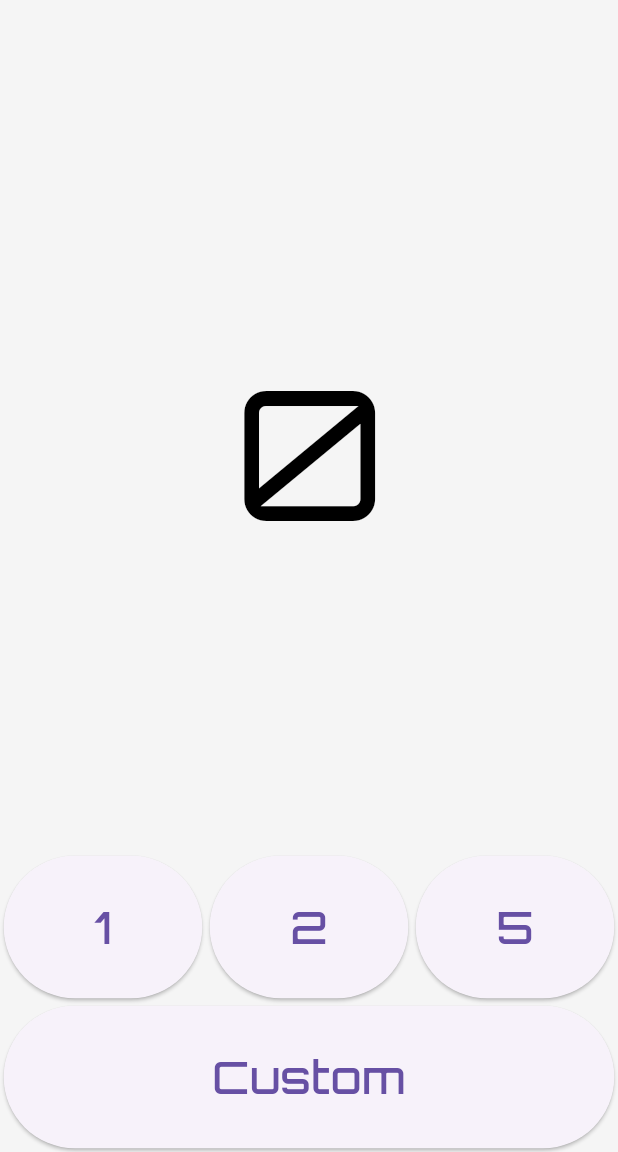
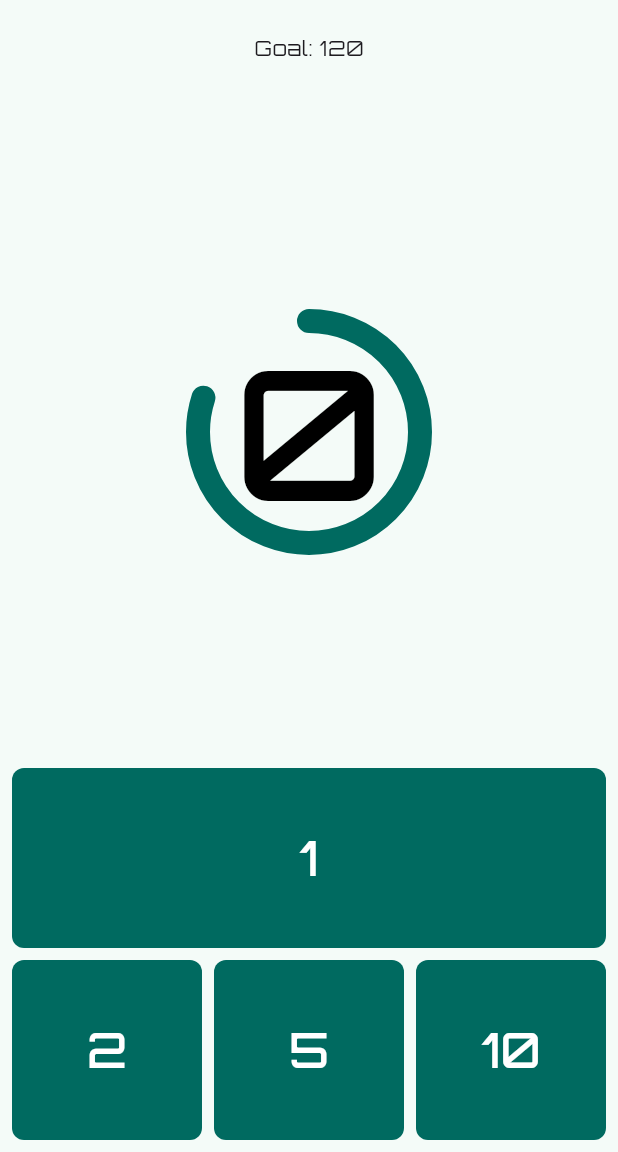
Before and after one commit to Wolgamonox/point-counter, a Flutter app: the screen it shows after launch, on a phone screen of 412 x 824 dp, the part 84-1236 px from its top. Run offline on Flutter 3.47's test engine with Material 3 defaults, Android fonts, the phone set to English and light mode, and no system bars; our stand-ins replace google_fonts.

```diff
--- a/lib/main.dart
+++ b/lib/main.dart
@@ -4,20 +4,27 @@ import 'package:flutter/material.dart';
 
 import 'package:google_fonts/google_fonts.dart';
 
+// import 'package:flutter/rendering.dart';
+
 void main() {
+  // debugPaintSizeEnabled=true;
   GoogleFonts.config.allowRuntimeFetching = false;
   runApp(const MyApp());
 }
 
 class MyApp extends StatelessWidget {
-  const MyApp({Key? key}) : super(key: key);
+  const MyApp({super.key});
 
   @override
   Widget build(BuildContext context) {
     return MaterialApp(
       title: 'Point counter',
       theme: ThemeData(
-        primarySwatch: Colors.teal,
+        useMaterial3: true,
+        colorScheme: ColorScheme.fromSeed(
+          seedColor: Colors.teal,
+          brightness: Brightness.light,
+        ),
         textTheme: GoogleFonts.orbitronTextTheme(),
       ),
       home: const HomePage(title: 'Point Counter'),
@@ -26,7 +33,7 @@ class MyApp extends StatelessWidget {
 }
 
 class HomePage extends StatefulWidget {
-  const HomePage({Key? key, required this.title}) : super(key: key);
+  const HomePage({super.key, required this.title});
 
   final String title;
 
@@ -34,12 +41,12 @@ class HomePage extends StatefulWidget {
   State<HomePage> createState() => _HomePageState();
 }
 
-// singletickerprovider thing is for the animation
+// single ticker provider thing is for the animation
 class _HomePageState extends State<HomePage>
     with SingleTickerProviderStateMixin {
   int _counter = 0;
 
-  int undoQueueSize = 10;
+  int undoQueueSize = 20;
   final Queue<int> _lastNumbers = Queue<int>();
 
   void _updateLastNumbers(int number) {
@@ -51,9 +58,6 @@ class _HomePageState extends State<HomePage>
 
   void _addToCounter(int num) {
     _updateLastNumbers(_counter);
-    _animationController.forward().then((value) {
-      _animationController.reverse();
-    });
     setState(() {
       _counter += num;
     });
@@ -72,25 +76,6 @@ class _HomePageState extends State<HomePage>
     setState(() {
       _counter = 0;
     });
-  }
-
-  late final AnimationController _animationController = AnimationController(
-    duration: const Duration(milliseconds: 250),
-    vsync: this,
-  );
-
-  late final Animation<Offset> _offsetAnimation = Tween<Offset>(
-    begin: const Offset(0.0, 0.1),
-    end: const Offset(0.0, -0.1),
-  ).animate(CurvedAnimation(
-    parent: _animationController,
-    curve: Curves.easeOut,
-  ));
-
-  @override
-  void dispose() {
-    _animationController.dispose();
-    super.dispose();
   }
 
   @override
@@ -117,51 +102,76 @@ class _HomePageState extends State<HomePage>
         ],
       ),
       body: Center(
-        child: Container(
-          decoration: BoxDecoration(
-            color: Colors.grey[100],
-          ),
         child: Column(
           mainAxisAlignment: MainAxisAlignment.start,
           children: <Widget>[
-              const Spacer(),
-              Center(
-                child: SlideTransition(
-                  position: _offsetAnimation,
-                  child: Text(
+            const Expanded(
+              flex: 1,
+              child: Center(child: Text("Goal: 120")),
+            ),
+            Expanded(
+              flex: 7,
+              child: Center(
+                child: TextButton(
+                  onPressed: () {},
+                  child: Stack(
+                    alignment: Alignment.center,
+                    // decoration: BoxDecoration(color: Colors.brown),
+                    // padding: EdgeInsets.only(bottom: 20.0),
+                    children: [
+                      Text(
                         '$_counter',
                         style: const TextStyle(
                           fontSize: 120.0,
                           color: Colors.black,
                         ),
                       ),
+                      const SizedBox.square(
+                        dimension: 148.0,
+                        child: CircularProgressIndicator(
+                          strokeWidth: 16.0,
+                          value: 0.80,
+                          strokeCap: StrokeCap.round,
                         ),
                       ),
-              const Spacer(),
-              SizedBox(
+                    ],
+                  ),
+                ),
+              ),
+            ),
+            Expanded(
+              flex: 2,
+              child: Container(
+                padding: const EdgeInsets.fromLTRB(8.0, 0.0, 8.0, 8.0),
                 height: 100,
                 child: Row(
                   mainAxisAlignment: MainAxisAlignment.spaceEvenly,
                   crossAxisAlignment: CrossAxisAlignment.stretch,
                   children: <Widget>[
                     SimpleAddButton(number: 1, addFunc: _addToCounter),
-                    SimpleAddButton(number: 2, addFunc: _addToCounter),
-                    SimpleAddButton(number: 5, addFunc: _addToCounter),
                   ],
                 ),
               ),
-              SizedBox(
+            ),
+            Expanded(
+              flex: 2,
+              child: Container(
+                padding: const EdgeInsets.fromLTRB(8.0, 0.0, 8.0, 8.0),
                 height: 100,
                 child: Row(
                   mainAxisAlignment: MainAxisAlignment.spaceEvenly,
                   crossAxisAlignment: CrossAxisAlignment.stretch,
                   children: <Widget>[
-                    CustomAddButton(addFunc: _addToCounter),
+                    SimpleAddButton(number: 2, addFunc: _addToCounter),
+                    const SizedBox(width: 8.0),
+                    SimpleAddButton(number: 5, addFunc: _addToCounter),
+                    const SizedBox(width: 8.0),
+                    SimpleAddButton(number: 10, addFunc: _addToCounter),
                   ],
                 ),
               ),
+            ),
           ],
-          ),
         ),
       ),
     );
@@ -169,8 +179,8 @@ class _HomePageState extends State<HomePage>
 }
 
 class SimpleAddButton extends StatelessWidget {
-  const SimpleAddButton({Key? key, required this.number, required this.addFunc})
-      : super(key: key);
+  const SimpleAddButton(
+      {super.key, required this.number, required this.addFunc});
 
   final int number;
   final Function(int number) addFunc;
@@ -178,104 +188,22 @@ class SimpleAddButton extends StatelessWidget {
   @override
   Widget build(BuildContext context) {
     return Expanded(
-      child: Padding(
-        padding: const EdgeInsets.all(2.5),
-        child: ElevatedButton(
+      child: FilledButton(
         onPressed: () {
           addFunc(number);
         },
+        style: FilledButton.styleFrom(
+          shape: RoundedRectangleBorder(
+            borderRadius: BorderRadius.circular(8.0), // <-- Radius
+          ),
+        ),
         child: Text(
           number.toString(),
           style: const TextStyle(
-              fontSize: 30,
-            ),
+            fontSize: 32,
           ),
         ),
       ),
     );
   }
 }
-
-class CustomAddButton extends StatefulWidget {
-  const CustomAddButton({Key? key, required this.addFunc}) : super(key: key);
-
-  final Function(int number) addFunc;
-
-  @override
-  State<CustomAddButton> createState() => _CustomAddButtonState();
-}
-
-class _CustomAddButtonState extends State<CustomAddButton> {
-  late TextEditingController _customAmountController;
-
-  @override
-  void initState() {
-    _customAmountController = TextEditingController();
-    super.initState();
-  }
-
-  @override
-  void dispose() {
-    _customAmountController.dispose();
-    super.dispose();
-  }
-
-  Future<int?> openDialog() => showDialog<int>(
-        context: context,
-        builder: (context) => AlertDialog(
-          title: const Text("Custom add"),
-          content: TextField(
-            autofocus: true,
-            decoration: const InputDecoration(hintText: "Enter custom amount"),
-            controller: _customAmountController,
-            keyboardType: TextInputType.number,
-            onSubmitted: (_) {
-              int? number = int.tryParse(_customAmountController.text);
-              _customAmountController.clear();
-              Navigator.of(context).pop(number);
-            },
-          ),
-          actions: <Widget>[
-            TextButton(
-              child: const Text("Cancel"),
-              onPressed: () {
-                _customAmountController.clear();
-                Navigator.of(context).pop();
-              },
-            ),
-            ElevatedButton(
-              child: const Text("Add"),
-              onPressed: () {
-                int? number = int.tryParse(_customAmountController.text);
-                _customAmountController.clear();
-                Navigator.of(context).pop(number);
-              },
-            ),
-          ],
-        ),
-      );
-
-  @override
-  Widget build(BuildContext context) {
-    return Expanded(
-      child: Padding(
-        padding: const EdgeInsets.all(2.5),
-        child: ElevatedButton(
-          child: const Text(
-            "Custom",
-            style: TextStyle(
-              fontSize: 30,
-            ),
-            softWrap: false,
-          ),
-          onPressed: () async {
-            int? result = await openDialog();
-            if (result != null) {
-              widget.addFunc(result);
-            }
-          },
-        ),
-      ),
-    );
-  }
-}
```
Also changed, not shown: pubspec.yaml (+4 -4 lines), pubspec.lock, 9 other files. Lines whose indentation alone changed are shown as unchanged.
